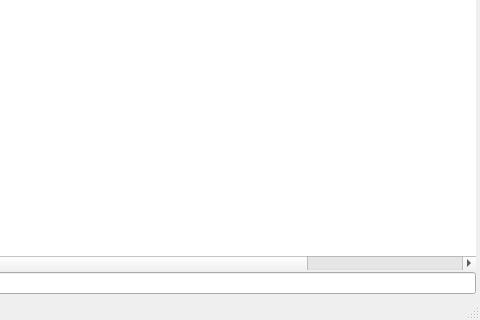
Above: QtApp/QStock/QStock/QStockMainWindows.ui from yixiaoyang/QStock before the change; both pictures show x 432 to 912 and y 278 to 598 of the 912 by 598 pixel window. Below: the same form after it.
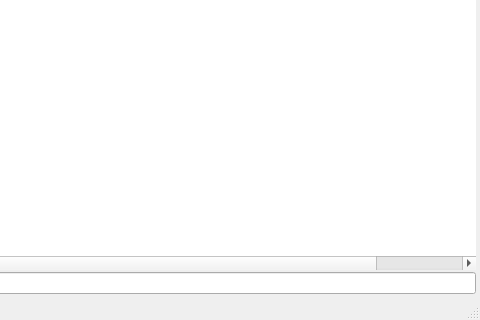
That is the form after the change. Icons and pictures are not drawn. Custom widgets are drawn as their Qt base class.

Commit message: 1.QStock更新：点击adj一栏可切换涨幅和涨跌金额显示

```diff
--- a/QtApp/QStock/QStock/QStockMainWindows.ui
+++ b/QtApp/QStock/QStock/QStockMainWindows.ui
@@ -567,14 +567,6 @@
                 <set>AlignHCenter|AlignVCenter|AlignCenter</set>
                </property>
               </column>
-              <column>
-               <property name="text">
-                <string>detail</string>
-               </property>
-               <property name="textAlignment">
-                <set>AlignHCenter|AlignVCenter|AlignCenter</set>
-               </property>
-              </column>
              </widget>
             </item>
            </layout>
```
The commit also changes 5 other files.
